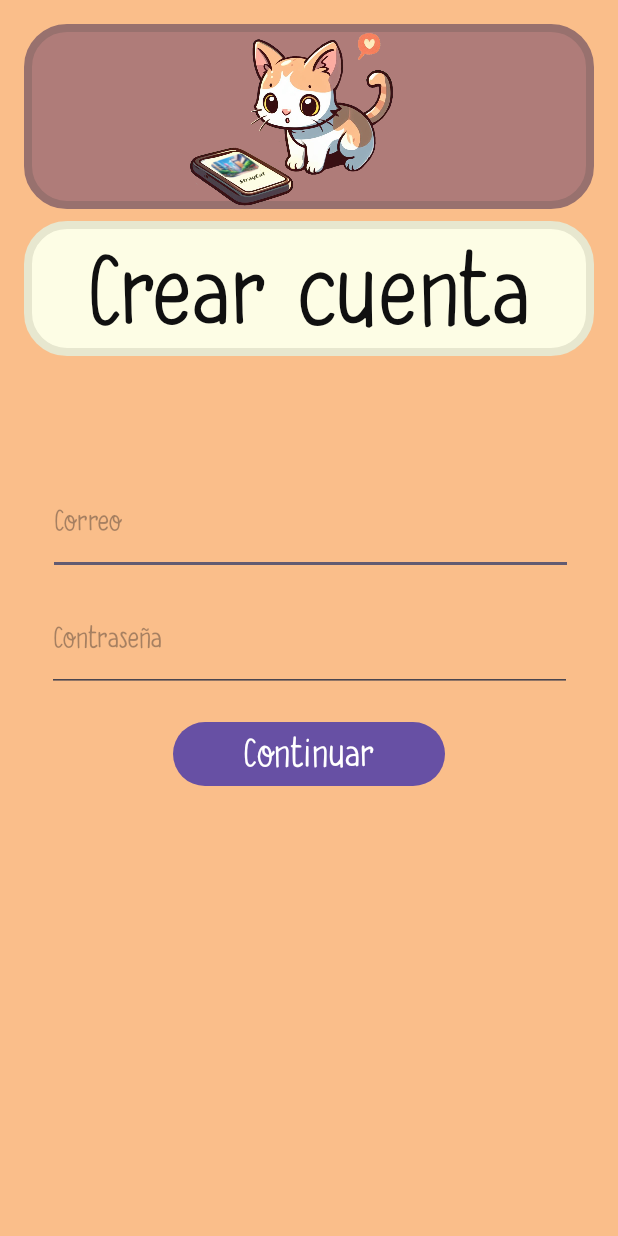
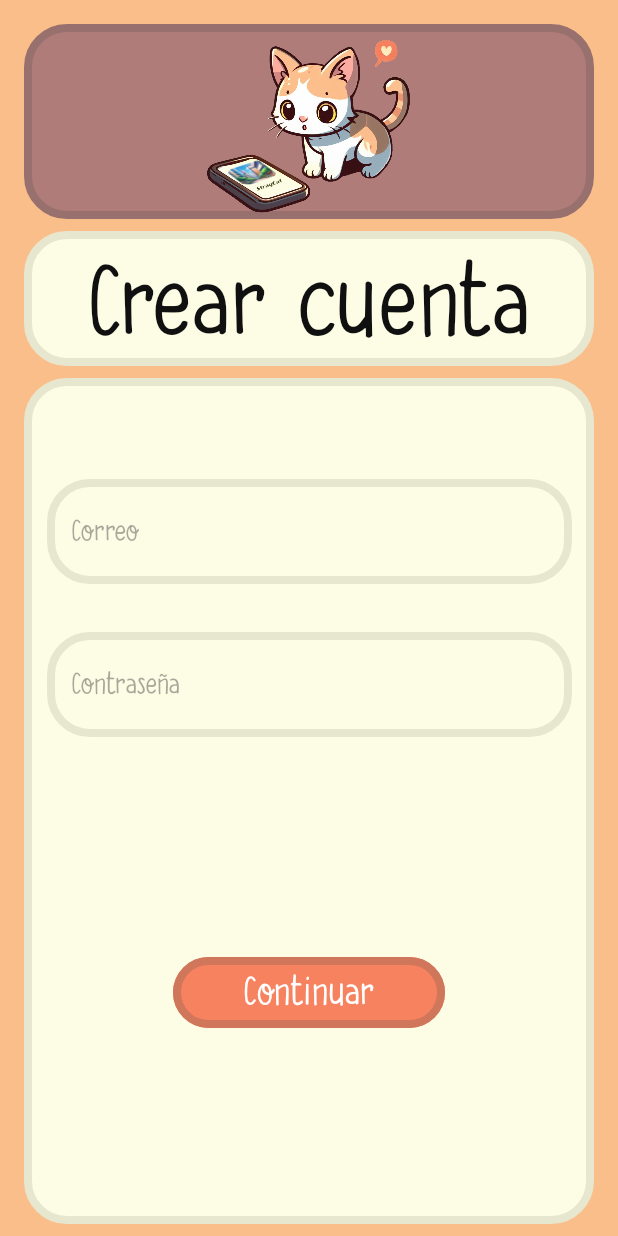
Before and after one commit to rmg18/TheStrayCatProject, an Android app: the crear_cuenta screen opened directly, with no data from a screen before it, on a phone screen of 412 x 824 dp. Run offline under Robolectric (Android 15) with nearby library versions, the phone set to English and light mode, and no system bars; Roboto replaces fonts that are not available here.

Commit message:
cambio clase

```diff
--- a/app/src/main/res/drawable/login.xml
+++ b/app/src/main/res/drawable/login.xml
@@ -1,6 +1,6 @@
 <?xml version="1.0" encoding="utf-8"?>
 <shape xmlns:android="http://schemas.android.com/apk/res/android">
-    <solid android:color="#E8E0E0" />
+    <solid android:color="#fefefe" />
     <corners android:radius="26sp" />
     <stroke
         android:width="5sp"
--- a/app/src/main/res/layout/activity_crear_cuenta.xml
+++ b/app/src/main/res/layout/activity_crear_cuenta.xml
@@ -8,9 +8,23 @@
     tools:context=".MainActivity">
 
     <TextView
+        android:id="@+id/fondologin"
+        android:layout_width="0dp"
+        android:layout_height="0dp"
+        android:layout_marginStart="16dp"
+        android:layout_marginTop="8dp"
+        android:layout_marginEnd="16dp"
+        android:layout_marginBottom="8dp"
+        android:background="@drawable/rounded_border"
+        app:layout_constraintBottom_toBottomOf="parent"
+        app:layout_constraintEnd_toEndOf="parent"
+        app:layout_constraintStart_toStartOf="parent"
+        app:layout_constraintTop_toBottomOf="@+id/fondoiniciarsesion" />
+
+    <TextView
         android:id="@+id/fondogato"
         android:layout_width="match_parent"
-        android:layout_height="123dp"
+        android:layout_height="130dp"
         android:layout_marginStart="16dp"
         android:layout_marginTop="16dp"
         android:layout_marginEnd="16dp"
@@ -26,10 +40,10 @@
         android:layout_height="169dp"
         app:layout_constraintBottom_toBottomOf="@+id/fondogato"
         app:layout_constraintEnd_toEndOf="@+id/fondogato"
-        app:layout_constraintHorizontal_bias="0.244"
+        app:layout_constraintHorizontal_bias="0.495"
         app:layout_constraintStart_toStartOf="@+id/fondogato"
         app:layout_constraintTop_toTopOf="@+id/fondogato"
-        app:layout_constraintVertical_bias="0.434"
+        app:layout_constraintVertical_bias="0.369"
         app:srcCompat="@drawable/petstraycat" />
 
     <TextView
@@ -45,7 +59,7 @@
         app:layout_constraintTop_toBottomOf="@+id/fondogato" />
 
     <TextView
-        android:id="@+id/iniciarsesion"
+        android:id="@+id/crearcuenta"
         android:layout_width="match_parent"
         android:layout_height="70dp"
         android:layout_marginStart="8dp"
@@ -68,14 +82,16 @@
         android:layout_width="350dp"
         android:layout_height="70dp"
         android:layout_marginStart="32dp"
-        android:layout_marginTop="76dp"
+        android:layout_marginTop="75dp"
         android:layout_marginEnd="32dp"
+        android:background="@drawable/rounded_border"
         android:ems="10"
         android:fontFamily="@font/thecatswhiskers"
         android:hint="@string/Correo"
         android:inputType="text"
+        android:paddingStart="16dp"
         app:layout_constraintEnd_toEndOf="parent"
-        app:layout_constraintHorizontal_bias="0.333"
+        app:layout_constraintHorizontal_bias="0.523"
         app:layout_constraintStart_toStartOf="parent"
         app:layout_constraintTop_toBottomOf="@+id/fondoiniciarsesion" />
 
@@ -84,12 +100,14 @@
         android:layout_width="350dp"
         android:layout_height="70dp"
         android:layout_marginStart="32dp"
-        android:layout_marginTop="8dp"
+        android:layout_marginTop="32dp"
         android:layout_marginEnd="32dp"
+        android:background="@drawable/rounded_border"
         android:ems="10"
         android:fontFamily="@font/thecatswhiskers"
         android:hint="@string/Contraseña"
         android:inputType="textPassword"
+        android:paddingStart="16dp"
         app:layout_constraintEnd_toEndOf="parent"
         app:layout_constraintStart_toStartOf="parent"
         app:layout_constraintTop_toBottomOf="@+id/correo" />
@@ -97,15 +115,20 @@
     <Button
         android:id="@+id/button"
         android:layout_width="match_parent"
-        android:layout_height="wrap_content"
+        android:layout_height="55dp"
         android:layout_marginStart="115dp"
-        android:layout_marginTop="16dp"
+        android:layout_marginTop="8dp"
         android:layout_marginEnd="115dp"
         android:fontFamily="@font/thecatswhiskers"
         android:text="@string/botonContinuar"
         android:textSize="24sp"
+        app:backgroundTint="#F7825F"
+        app:cornerRadius="26dp"
+        app:layout_constraintBottom_toBottomOf="parent"
         app:layout_constraintEnd_toEndOf="parent"
         app:layout_constraintStart_toStartOf="parent"
-        app:layout_constraintTop_toBottomOf="@+id/contraseña" />
+        app:layout_constraintTop_toBottomOf="@+id/contraseña"
+        app:strokeColor="#CF765B"
+        app:strokeWidth="5dp" />
 
 </androidx.constraintlayout.widget.ConstraintLayout>
```
Also changed, not shown: app/src/main/res/layout/activity_iniciar_sesion.xml (+24 -9 lines).
